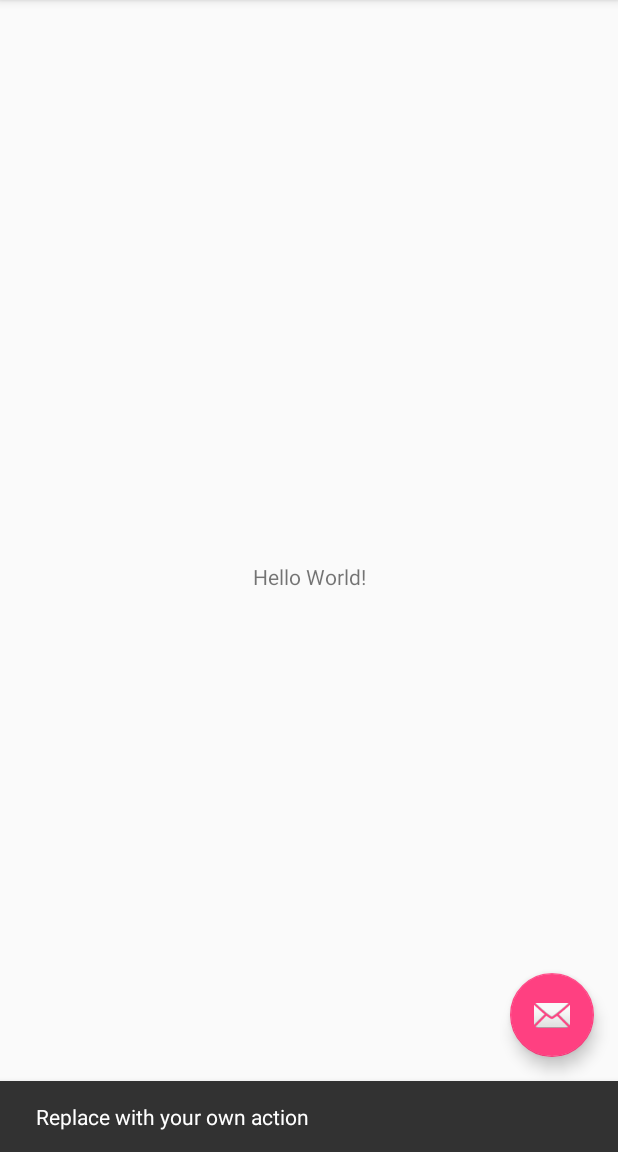
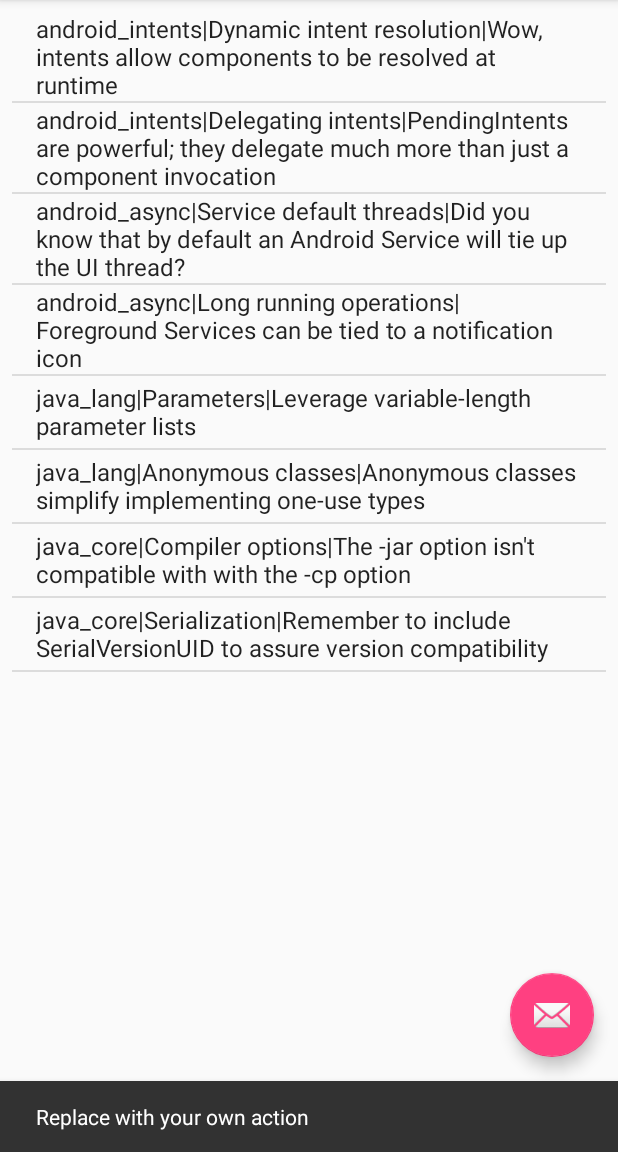
Before and after one commit to Giullianogp/NoteKeeper, an Android app: the screen it shows after launch (NoteActivity), after a tap on an icon or button, on a phone screen of 412 x 824 dp, the part 84-1236 px from its top. Run offline under Robolectric (Android 15) with nearby library versions, the phone set to English and light mode, and no system bars.

Commit message:
Adiciona classes :tada:

```diff
--- /dev/null
+++ b/app/src/main/java/com/giulliano/notekeeper/CourseInfo.kt
@@ -0,0 +1,46 @@
+package com.giulliano.notekeeper
+
+
+class CourseInfo(val courseId: String, val title: String, val modules: List<ModuleInfo>) {
+
+    var modulesCompletionStatus: BooleanArray
+        get() {
+            val status = BooleanArray(modules.size)
+
+            for (i in modules.indices)
+                status[i] = modules[i].isComplete
+
+            return status
+        }
+        set(status) {
+            for (i in modules.indices)
+                modules[i].isComplete = status[i]
+        }
+
+    fun getModule(moduleId: String): ModuleInfo? {
+        for (moduleInfo in modules) {
+            if (moduleId == moduleInfo.moduleId)
+                return moduleInfo
+        }
+        return null
+    }
+
+    override fun toString(): String {
+        return title
+    }
+
+    override fun equals(other: Any?): Boolean {
+        if (this === other) return true
+        if (other == null || javaClass != other.javaClass) return false
+
+        val that = other as CourseInfo?
+
+        return courseId == that!!.courseId
+
+    }
+
+    override fun hashCode(): Int {
+        return courseId.hashCode()
+    }
+
+}
--- /dev/null
+++ b/app/src/main/java/com/giulliano/notekeeper/DataManager.kt
@@ -0,0 +1,190 @@
+package com.giulliano.notekeeper
+
+import java.util.ArrayList
+
+class DataManager private constructor() {
+
+    private val mCourses = ArrayList<CourseInfo>()
+    private val mNotes = ArrayList<NoteInfo>()
+
+    val currentUserName: String
+        get() = "Jim Wilson"
+
+    val currentUserEmail: String
+        get() = "jimw@jwhh.com"
+
+    val notes: List<NoteInfo>
+        get() = mNotes
+
+    val courses: List<CourseInfo>
+        get() = mCourses
+
+    fun createNewNote(): Int {
+        val note = NoteInfo(null, null, null)
+        mNotes.add(note)
+        return mNotes.size - 1
+    }
+
+    fun findNote(note: NoteInfo): Int {
+        for (index in mNotes.indices) {
+            if (note == mNotes[index])
+                return index
+        }
+
+        return -1
+    }
+
+    fun removeNote(index: Int) {
+        mNotes.removeAt(index)
+    }
+
+    fun getCourse(id: String): CourseInfo? {
+        for (course in mCourses) {
+            if (id == course.courseId)
+                return course
+        }
+        return null
+    }
+
+    fun getNotes(course: CourseInfo): List<NoteInfo> {
+        val notes = ArrayList<NoteInfo>()
+        for (note in mNotes) {
+            if (course == note.course)
+                notes.add(note)
+        }
+        return notes
+    }
+
+    fun getNoteCount(course: CourseInfo): Int {
+        var count = 0
+        for (note in mNotes) {
+            if (course == note.course)
+                count++
+        }
+        return count
+    }
+
+    //region Initialization code
+
+    private fun initializeCourses() {
+        mCourses.add(initializeCourse1())
+        mCourses.add(initializeCourse2())
+        mCourses.add(initializeCourse3())
+        mCourses.add(initializeCourse4())
+    }
+
+    fun initializeExampleNotes() {
+        val dm = instance
+
+        var course = dm.getCourse("android_intents")
+        course!!.getModule("android_intents_m01")!!.isComplete = true
+        course.getModule("android_intents_m02")!!.isComplete = true
+        course.getModule("android_intents_m03")!!.isComplete = true
+        mNotes.add(NoteInfo(course, "Dynamic intent resolution",
+                "Wow, intents allow components to be resolved at runtime"))
+        mNotes.add(NoteInfo(course, "Delegating intents",
+                "PendingIntents are powerful; they delegate much more than just a component invocation"))
+
+        course = dm.getCourse("android_async")
+        course!!.getModule("android_async_m01")!!.isComplete = true
+        course.getModule("android_async_m02")!!.isComplete = true
+        mNotes.add(NoteInfo(course, "Service default threads",
+                "Did you know that by default an Android Service will tie up the UI thread?"))
+        mNotes.add(NoteInfo(course, "Long running operations",
+                "Foreground Services can be tied to a notification icon"))
+
+        course = dm.getCourse("java_lang")
+        course!!.getModule("java_lang_m01")!!.isComplete = true
+        course.getModule("java_lang_m02")!!.isComplete = true
+        course.getModule("java_lang_m03")!!.isComplete = true
+        course.getModule("java_lang_m04")!!.isComplete = true
+        course.getModule("java_lang_m05")!!.isComplete = true
+        course.getModule("java_lang_m06")!!.isComplete = true
+        course.getModule("java_lang_m07")!!.isComplete = true
+        mNotes.add(NoteInfo(course, "Parameters",
+                "Leverage variable-length parameter lists"))
+        mNotes.add(NoteInfo(course, "Anonymous classes",
+                "Anonymous classes simplify implementing one-use types"))
+
+        course = dm.getCourse("java_core")
+        course!!.getModule("java_core_m01")!!.isComplete = true
+        course.getModule("java_core_m02")!!.isComplete = true
+        course.getModule("java_core_m03")!!.isComplete = true
+        mNotes.add(NoteInfo(course, "Compiler options",
+                "The -jar option isn't compatible with with the -cp option"))
+        mNotes.add(NoteInfo(course, "Serialization",
+                "Remember to include SerialVersionUID to assure version compatibility"))
+    }
+
+    private fun initializeCourse1(): CourseInfo {
+        val modules = ArrayList<ModuleInfo>()
+        modules.add(ModuleInfo("android_intents_m01", "Android Late Binding and Intents"))
+        modules.add(ModuleInfo("android_intents_m02", "Component activation with intents"))
+        modules.add(ModuleInfo("android_intents_m03", "Delegation and Callbacks through PendingIntents"))
+        modules.add(ModuleInfo("android_intents_m04", "IntentFilter data tests"))
+        modules.add(ModuleInfo("android_intents_m05", "Working with Platform Features Through Intents"))
+
+        return CourseInfo("android_intents", "Android Programming with Intents", modules)
+    }
+
+    private fun initializeCourse2(): CourseInfo {
+        val modules = ArrayList<ModuleInfo>()
+        modules.add(ModuleInfo("android_async_m01", "Challenges to a responsive user experience"))
+        modules.add(ModuleInfo("android_async_m02", "Implementing long-running operations as a service"))
+        modules.add(ModuleInfo("android_async_m03", "Service lifecycle management"))
+        modules.add(ModuleInfo("android_async_m04", "Interacting with services"))
+
+        return CourseInfo("android_async", "Android Async Programming and Services", modules)
+    }
+
+    private fun initializeCourse3(): CourseInfo {
+        val modules = ArrayList<ModuleInfo>()
+        modules.add(ModuleInfo("java_lang_m01", "Introduction and Setting up Your Environment"))
+        modules.add(ModuleInfo("java_lang_m02", "Creating a Simple App"))
+        modules.add(ModuleInfo("java_lang_m03", "Variables, Data Types, and Math Operators"))
+        modules.add(ModuleInfo("java_lang_m04", "Conditional Logic, Looping, and Arrays"))
+        modules.add(ModuleInfo("java_lang_m05", "Representing Complex Types with Classes"))
+        modules.add(ModuleInfo("java_lang_m06", "Class Initializers and Constructors"))
+        modules.add(ModuleInfo("java_lang_m07", "A Closer Look at Parameters"))
+        modules.add(ModuleInfo("java_lang_m08", "Class Inheritance"))
+        modules.add(ModuleInfo("java_lang_m09", "More About Data Types"))
+        modules.add(ModuleInfo("java_lang_m10", "Exceptions and Error Handling"))
+        modules.add(ModuleInfo("java_lang_m11", "Working with Packages"))
+        modules.add(ModuleInfo("java_lang_m12", "Creating Abstract Relationships with Interfaces"))
+        modules.add(ModuleInfo("java_lang_m13", "Static Members, Nested Types, and Anonymous Classes"))
+
+        return CourseInfo("java_lang", "Java Fundamentals: The Java Language", modules)
+    }
+
+    private fun initializeCourse4(): CourseInfo {
+        val modules = ArrayList<ModuleInfo>()
+        modules.add(ModuleInfo("java_core_m01", "Introduction"))
+        modules.add(ModuleInfo("java_core_m02", "Input and Output with Streams and Files"))
+        modules.add(ModuleInfo("java_core_m03", "String Formatting and Regular Expressions"))
+        modules.add(ModuleInfo("java_core_m04", "Working with Collections"))
+        modules.add(ModuleInfo("java_core_m05", "Controlling App Execution and Environment"))
+        modules.add(ModuleInfo("java_core_m06", "Capturing Application Activity with the Java Log System"))
+        modules.add(ModuleInfo("java_core_m07", "Multithreading and Concurrency"))
+        modules.add(ModuleInfo("java_core_m08", "Runtime Type Information and Reflection"))
+        modules.add(ModuleInfo("java_core_m09", "Adding Type Metadata with Annotations"))
+        modules.add(ModuleInfo("java_core_m10", "Persisting Objects with Serialization"))
+
+        return CourseInfo("java_core", "Java Fundamentals: The Core Platform", modules)
+    }
+
+    companion object {
+        private var ourInstance: DataManager? = null
+
+        val instance: DataManager
+            get() {
+                if (ourInstance == null) {
+                    ourInstance = DataManager()
+                    ourInstance!!.initializeCourses()
+                    ourInstance!!.initializeExampleNotes()
+                }
+                return ourInstance as DataManager
+            }
+    }
+    //endregion
+
+}
--- /dev/null
+++ b/app/src/main/java/com/giulliano/notekeeper/ModuleInfo.java
@@ -0,0 +1,54 @@
+package com.giulliano.notekeeper;
+
+public final class ModuleInfo {
+    private final String mModuleId;
+    private final String mTitle;
+    private boolean mIsComplete = false;
+
+    public ModuleInfo(String moduleId, String title) {
+        this(moduleId, title, false);
+    }
+
+    public ModuleInfo(String moduleId, String title, boolean isComplete) {
+        mModuleId = moduleId;
+        mTitle = title;
+        mIsComplete = isComplete;
+    }
+
+    public String getModuleId() {
+        return mModuleId;
+    }
+
+    public String getTitle() {
+        return mTitle;
+    }
+
+    public boolean isComplete() {
+        return mIsComplete;
+    }
+
+    public void setComplete(boolean complete) {
+        mIsComplete = complete;
+    }
+
+    @Override
+    public String toString() {
+        return mTitle;
+    }
+
+    @Override
+    public boolean equals(Object o) {
+        if (this == o) return true;
+        if (o == null || getClass() != o.getClass()) return false;
+
+        ModuleInfo that = (ModuleInfo) o;
+
+        return mModuleId.equals(that.mModuleId);
+    }
+
+    @Override
+    public int hashCode() {
+        return mModuleId.hashCode();
+    }
+
+}
--- a/app/src/main/java/com/giulliano/notekeeper/NoteActivity.kt
+++ b/app/src/main/java/com/giulliano/notekeeper/NoteActivity.kt
@@ -1,25 +1,38 @@
 package com.giulliano.notekeeper
 
+import android.content.Context
 import android.os.Bundle
 import android.support.design.widget.Snackbar
 import android.support.v7.app.AppCompatActivity
 import android.view.Menu
 import android.view.MenuItem
+import android.widget.ArrayAdapter
+import com.giulliano.notekeeper.R.layout.activity_note
 
 import kotlinx.android.synthetic.main.activity_note.*
+import kotlinx.android.synthetic.main.content_note.*
 
 class NoteActivity : AppCompatActivity() {
 
     override fun onCreate(savedInstanceState: Bundle?) {
         super.onCreate(savedInstanceState)
-        setContentView(R.layout.activity_note)
+        setContentView(activity_note)
         setSupportActionBar(toolbar)
 
         fab.setOnClickListener { view ->
             Snackbar.make(view, "Replace with your own action", Snackbar.LENGTH_LONG)
                     .setAction("Action", null).show()
         }
+
+        inicializeDisplayContent()
     }
+
+    fun inicializeDisplayContent() {
+
+        val notes = DataManager.instance.notes
+        list_notes.adapter = ArrayAdapter(this, android.R.layout.simple_list_item_1, notes)
+    }
+
 
     override fun onCreateOptionsMenu(menu: Menu): Boolean {
         // Inflate the menu; this adds items to the action bar if it is present.
--- /dev/null
+++ b/app/src/main/java/com/giulliano/notekeeper/NoteInfo.kt
@@ -0,0 +1,25 @@
+package com.giulliano.notekeeper
+
+class NoteInfo(var course: CourseInfo?, var title: String?, var text: String?) {
+
+    private val compareKey: String
+        get() = course!!.courseId + "|" + title + "|" + text
+
+    override fun equals(other: Any?): Boolean {
+        if (this === other) return true
+        if (other == null || javaClass != other.javaClass) return false
+
+        val that = other as NoteInfo?
+
+        return compareKey == that!!.compareKey
+    }
+
+    override fun hashCode(): Int {
+        return compareKey.hashCode()
+    }
+
+    override fun toString(): String {
+        return compareKey
+    }
+
+}
--- a/app/src/main/res/layout/content_note.xml
+++ b/app/src/main/res/layout/content_note.xml
@@ -8,13 +8,17 @@
     tools:context="com.giulliano.notekeeper.NoteActivity"
     tools:showIn="@layout/activity_note">
 
-    <TextView
-        android:layout_width="wrap_content"
-        android:layout_height="wrap_content"
-        android:text="Hello World!"
+    <ListView
+        android:id="@+id/list_notes"
+        android:layout_width="0dp"
+        android:layout_height="0dp"
+        android:layout_marginBottom="8dp"
+        android:layout_marginEnd="8dp"
+        android:layout_marginStart="8dp"
+        android:layout_marginTop="8dp"
         app:layout_constraintBottom_toBottomOf="parent"
-        app:layout_constraintLeft_toLeftOf="parent"
-        app:layout_constraintRight_toRightOf="parent"
+        app:layout_constraintEnd_toEndOf="parent"
+        app:layout_constraintHorizontal_bias="0.4"
+        app:layout_constraintStart_toStartOf="parent"
         app:layout_constraintTop_toTopOf="parent" />
-
 </android.support.constraint.ConstraintLayout>
--- a/build.gradle
+++ b/build.gradle
@@ -7,7 +7,7 @@ buildscript {
         jcenter()
     }
     dependencies {
-        classpath 'com.android.tools.build:gradle:3.0.0'
+        classpath 'com.android.tools.build:gradle:3.0.1'
         classpath "org.jetbrains.kotlin:kotlin-gradle-plugin:$kotlin_version"
 
         // NOTE: Do not place your application dependencies here; they belong
```
